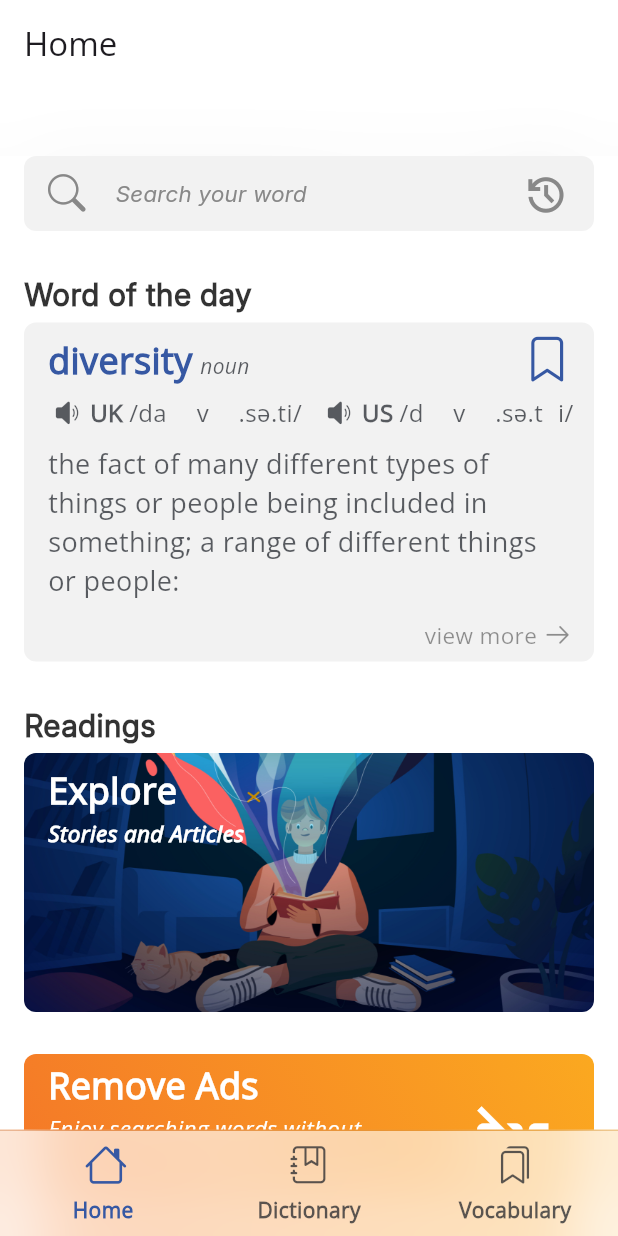
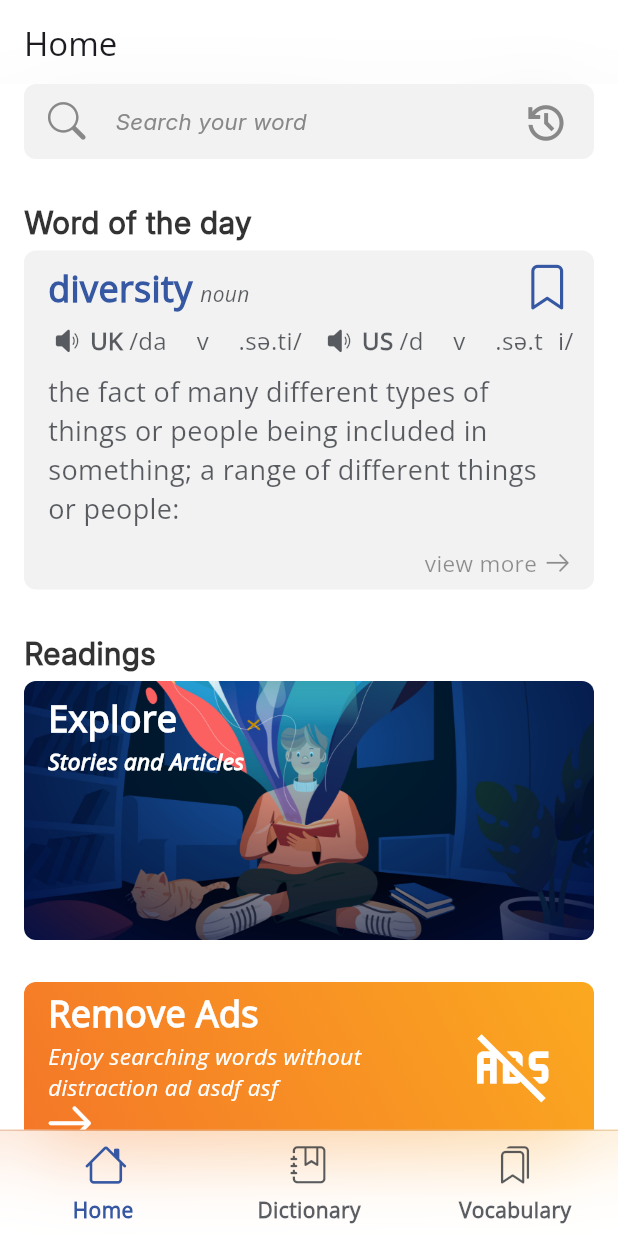
Before and after one commit to nguyenhuuthai-99/eng_dict, a Flutter app: the screen it shows after launch, on a phone screen of 412 x 824 dp. Run offline on Flutter 3.47's test engine with Material 3 defaults, Android fonts, the phone set to English and light mode, and no system bars; our stand-ins replace google_fonts, just_audio; missing offline and left inert: dart:ffi; network calls fail.

```diff
--- a/lib/model/word_form.dart
+++ b/lib/model/word_form.dart
@@ -1,7 +1,6 @@
-
 import 'package:eng_dict/model/word.dart';
 
-class WordForm{
+class WordForm {
   String? _formTitle;
   String? _ukIPA;
   String? _ukIPASoundURL;
@@ -10,7 +9,6 @@ class WordForm{
   late Word _word;
 
   WordForm();
-
 
   String? get formTitle => _formTitle;
 
--- a/lib/view/component/glass_app_bar.dart
+++ b/lib/view/component/glass_app_bar.dart
@@ -4,16 +4,12 @@ import 'package:flutter/material.dart';
 
 class GlassAppBar extends StatelessWidget implements PreferredSizeWidget {
   final String title;
-  final Widget? bottom;
   late final AppBar appBar;
-  GlassAppBar({required this.title, super.key, this.bottom}) {
+  GlassAppBar({required this.title, super.key}) {
     appBar = AppBar(
       title: Text(title),
       backgroundColor: Colors.white.withOpacity(0.6),
       surfaceTintColor: Colors.white.withOpacity(0.6),
-      bottom: bottom != null
-          ? PreferredSize(preferredSize: preferredSize, child: bottom!)
-          : null,
     );
   }
 
@@ -32,5 +28,5 @@ class GlassAppBar extends StatelessWidget implements PreferredSizeWidget {
 
   @override
   // TODO: implement preferredSize
-  Size get preferredSize => Size.fromHeight(kToolbarHeight + 48);
+  Size get preferredSize => Size.fromHeight(kToolbarHeight);
 }
--- a/lib/view/screens/home_screen.dart
+++ b/lib/view/screens/home_screen.dart
@@ -11,54 +11,57 @@ import '../utils/custom_icon.dart';
 import '../component/search_bar.dart';
 
 class HomeScreen extends StatelessWidget {
-
   final String screenId = "HomeScreen";
 
   late WordForm wordForm;
 
-  HomeScreen({super.key}){
+  HomeScreen({super.key}) {
     init();
   }
 
-
-  init(){
+  init() {
     //Get Word of the day
     wordForm = getWordOfTheDay();
-
   }
 
-  WordForm getWordOfTheDay(){
-    WordForm wordForm= WordForm();
+  WordForm getWordOfTheDay() {
+    WordForm wordForm = WordForm();
     wordForm.formTitle = "noun";
     wordForm.usIPA = "/dɪˈvɝː.sə.t̬i/";
     wordForm.ukIPA = "/daɪˈvɜː.sə.ti/";
 
     Word word = Word();
     word.wordTitle = "diversity";
-    word.definition = "the fact of many different types of things or people being included in something; a range of different things or people:";
+    word.definition =
+        "the fact of many different types of things or people being included in something; a range of different things or people:";
     word.url = "";
     wordForm.word = word;
 
     return wordForm;
   }
 
-
   @override
   Widget build(BuildContext context) {
     return Scaffold(
       extendBodyBehindAppBar: true,
       backgroundColor: Colors.white,
-      appBar: GlassAppBar(title: 'Home',),
+      appBar: GlassAppBar(title: "Home"),
       body: Padding(
         padding: const EdgeInsets.symmetric(horizontal: Constant.kMarginLarge),
         child: ListView(
           children: [
-              const CustomSearchBar(),
-              const SizedBox(height: Constant.kMarginExtraLarge,),
-              WordOfTheDayBox(wordForm: wordForm,),
-              const SizedBox(height: Constant.kMarginExtraLarge,),
-              const ReadingsBox(),
-              const RemoveAdsBox()
+            const CustomSearchBar(),
+            const SizedBox(
+              height: Constant.kMarginExtraLarge,
+            ),
+            WordOfTheDayBox(
+              wordForm: wordForm,
+            ),
+            const SizedBox(
+              height: Constant.kMarginExtraLarge,
+            ),
+            const ReadingsBox(),
+            const RemoveAdsBox()
           ],
         ),
       ),
@@ -81,22 +84,42 @@ class RemoveAdsBox extends StatelessWidget {
         children: [
           Expanded(
             child: const Padding(
-              padding: EdgeInsets.symmetric(horizontal: Constant.kMarginLarge, vertical: Constant.kMarginExtraSmall),
+              padding: EdgeInsets.symmetric(
+                  horizontal: Constant.kMarginLarge,
+                  vertical: Constant.kMarginExtraSmall),
               child: Column(
                 crossAxisAlignment: CrossAxisAlignment.start,
                 children: [
-                  Text("Remove Ads", style: TextStyle(fontWeight: FontWeight.bold,fontSize: 24,color: Colors.white),),
                   Text(
-                    "Enjoy searching words without distraction ad asdf asf ", style: TextStyle(color: Colors.white, fontStyle: FontStyle.italic, fontSize: 15),),
-                  Icon(CustomIcon.arrow, color: Colors.white,size: 30,)
-
+                    "Remove Ads",
+                    style: TextStyle(
+                        fontWeight: FontWeight.bold,
+                        fontSize: 24,
+                        color: Colors.white),
+                  ),
+                  Text(
+                    "Enjoy searching words without distraction ad asdf asf ",
+                    style: TextStyle(
+                        color: Colors.white,
+                        fontStyle: FontStyle.italic,
+                        fontSize: 15),
+                  ),
+                  Icon(
+                    CustomIcon.arrow,
+                    color: Colors.white,
+                    size: 30,
+                  )
                 ],
               ),
             ),
           ),
           Container(
-            margin: EdgeInsets.only(right: 30),
-              child: Icon(CustomIcon.noads, color: Colors.white,size: 50,))
+              margin: EdgeInsets.only(right: 30),
+              child: Icon(
+                CustomIcon.noads,
+                color: Colors.white,
+                size: 50,
+              ))
         ],
       ),
     );
--- a/lib/view/widgets/navigation_menu.dart
+++ b/lib/view/widgets/navigation_menu.dart
@@ -44,7 +44,10 @@ class NavigationMenu extends StatelessWidget {
           ),
         ),
       ),
-      body: data.screens[data.index],
+      body: IndexedStack(
+        index: data.index,
+        children: data.screens,
+      ),
     );
   }
 
--- a/pubspec.yaml
+++ b/pubspec.yaml
@@ -38,6 +38,7 @@ dependencies:
   provider: ^6.1.2
   google_fonts: ^6.2.1
   just_audio: ^0.9.42
+  http: ^1.2.2
 
 dev_dependencies:
   flutter_test:
```
Also changed, not shown: lib/model/word_field.dart (+24 -4 lines), lib/view/component/search_bar.dart (+25 -14 lines), lib/view/screens/dictionary_screen.dart (+47 -10 lines), lib/view/screens/search_screen.dart (added, +116 -0 lines), pubspec.lock.
